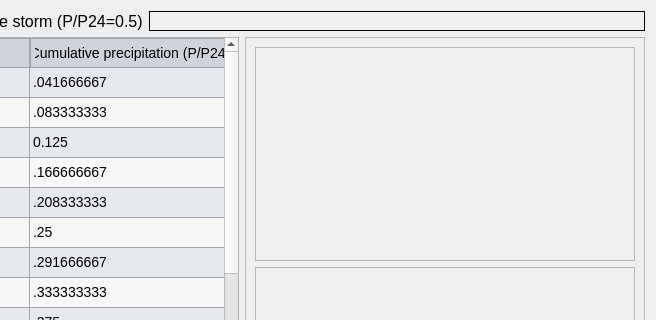
Old version of the form ui/user_defined_storm_type.ui in the repository Inigobarbe/VFSMOD-GUI; both pictures show x 212 to 868 and y 0 to 320 of the 868 by 535 pixel window.
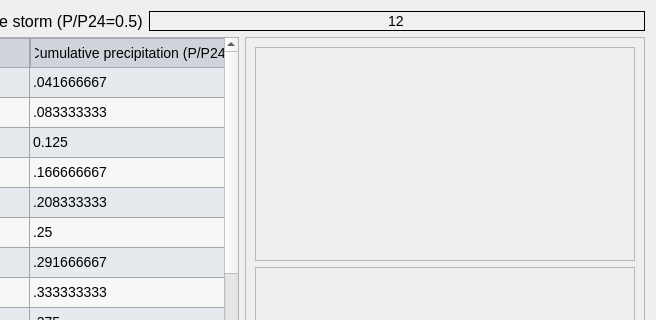
New version of the form.

The edit to the form file:
```diff
--- a/ui/user_defined_storm_type.ui
+++ b/ui/user_defined_storm_type.ui
@@ -127,7 +127,14 @@
       </widget>
      </item>
      <item>
-      <widget class="QLineEdit" name="lineEdit"/>
+      <widget class="QLineEdit" name="half">
+       <property name="text">
+        <string>12</string>
+       </property>
+       <property name="alignment">
+        <set>Qt::AlignCenter</set>
+       </property>
+      </widget>
      </item>
     </layout>
    </item>
```
